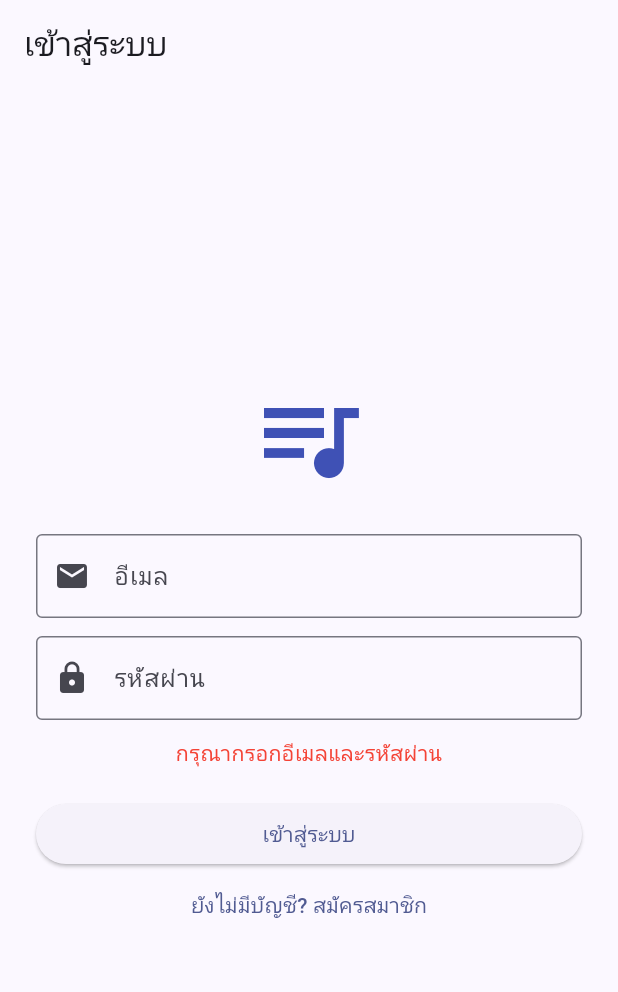
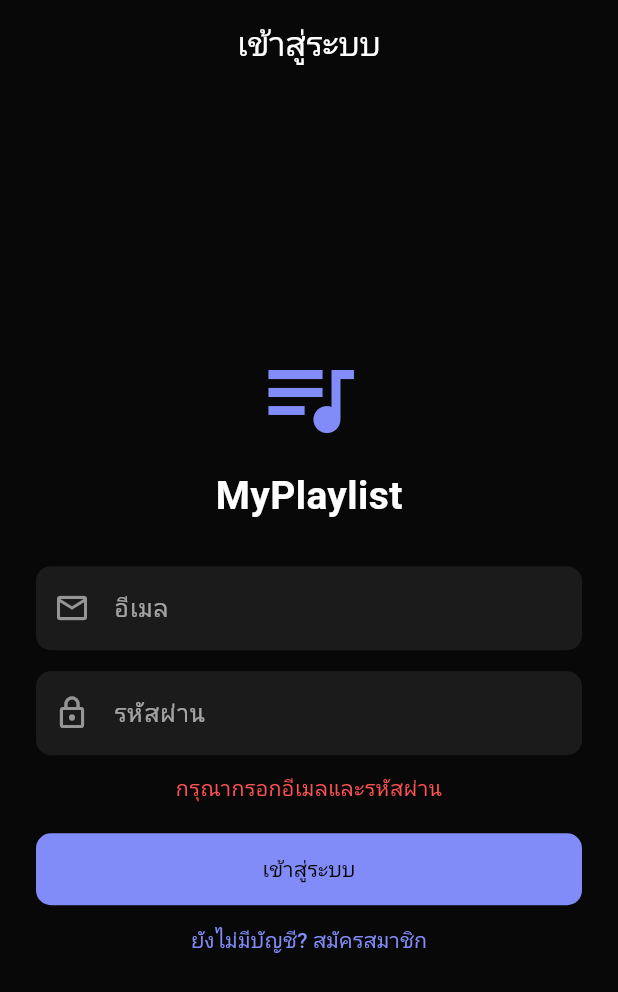
Before and after one commit to MOJOEA/Flutter-myapp, a Flutter app: the screen it shows after launch, after a tap on "เข้าสู่ระบบ", on a phone screen of 412 x 824 dp. Shown: the top 992 px of the screen. Run offline on Flutter 3.47's test engine with Material 3 defaults, Android fonts, the phone set to English and light mode, and no system bars; our stand-ins replace cloud_firestore, firebase_auth, firebase_core, firebase_storage, image_picker, sqflite; accounts and stored records are empty.

Commit message:
Update login_page.dart

```diff
--- a/my_playlist/lib/page/auth/login_page.dart
+++ b/my_playlist/lib/page/auth/login_page.dart
@@ -1,9 +1,7 @@
-
 import 'package:flutter/material.dart';
 import 'package:firebase_auth/firebase_auth.dart';
 import 'package:my_playlist/page/main_page.dart';
 
-// ตรวจสอบสถานะล็อกอินและนำทางไปยังหน้าที่เหมาะสม
 class AuthGate extends StatelessWidget {
   const AuthGate({super.key});
 
@@ -14,17 +12,14 @@ class AuthGate extends StatelessWidget {
       builder: (context, snapshot) {
         if (snapshot.connectionState == ConnectionState.waiting) {
           return const Scaffold(
+            backgroundColor: Color(0xFF080808),
             body: Center(
-              child: CircularProgressIndicator(),
+              child: CircularProgressIndicator(color: Color(0xFF818CF8)),
             ),
           );
         }
 
-        if (snapshot.hasData) {
-          return const MainPage();
-        }
-
-        return const LoginPage();
+        return snapshot.hasData ? const MainPage() : const LoginPage();
       },
     );
   }
@@ -46,6 +41,10 @@ class _LoginPageState extends State<LoginPage> {
   bool _isLogin = true;
   bool _loading = false;
   String _error = '';
+
+  final _background = const Color(0xFF080808);
+  final _surface = const Color(0xFF1B1B1B);
+  final _primary = const Color(0xFF818CF8);
 
   @override
   void dispose() {
@@ -113,17 +112,34 @@ class _LoginPageState extends State<LoginPage> {
       if (!mounted) return;
       setState(() => _error = 'เกิดข้อผิดพลาด: $e');
     } finally {
-      if (mounted) {
-        setState(() => _loading = false);
-      }
+      if (mounted) setState(() => _loading = false);
     }
   }
 
   @override
   Widget build(BuildContext context) {
+    final inputDecoration = InputDecoration(
+      filled: true,
+      fillColor: _surface,
+      border: OutlineInputBorder(
+        borderRadius: BorderRadius.circular(10),
+        borderSide: BorderSide.none,
+      ),
+      focusedBorder: OutlineInputBorder(
+        borderRadius: BorderRadius.circular(10),
+        borderSide: BorderSide(color: _primary),
+      ),
+      labelStyle: const TextStyle(color: Colors.white60),
+      prefixIconColor: Colors.white54,
+    );
+
     return Scaffold(
+      backgroundColor: _background,
       appBar: AppBar(
+        backgroundColor: _background,
+        foregroundColor: Colors.white,
         title: Text(_isLogin ? 'เข้าสู่ระบบ' : 'สมัครสมาชิก'),
+        centerTitle: true,
       ),
       body: Center(
         child: SingleChildScrollView(
@@ -133,36 +149,41 @@ class _LoginPageState extends State<LoginPage> {
             child: Column(
               mainAxisSize: MainAxisSize.min,
               children: [
-                const Icon(
-                  Icons.queue_music,
-                  size: 80,
-                  color: Colors.indigo,
+                Icon(Icons.queue_music, size: 72, color: _primary),
+                const SizedBox(height: 12),
+                const Text(
+                  'MyPlaylist',
+                  style: TextStyle(
+                    color: Colors.white,
+                    fontSize: 26,
+                    fontWeight: FontWeight.bold,
+                  ),
                 ),
-                const SizedBox(height: 24),
+                const SizedBox(height: 28),
                 TextField(
                   controller: _emailController,
                   keyboardType: TextInputType.emailAddress,
-                  decoration: const InputDecoration(
+                  style: const TextStyle(color: Colors.white),
+                  decoration: inputDecoration.copyWith(
                     labelText: 'อีเมล',
-                    border: OutlineInputBorder(),
-                    prefixIcon: Icon(Icons.email),
+                    prefixIcon: const Icon(Icons.email_outlined),
                   ),
                 ),
-                const SizedBox(height: 12),
+                const SizedBox(height: 14),
                 TextField(
                   controller: _passwordController,
                   obscureText: true,
-                  decoration: const InputDecoration(
+                  style: const TextStyle(color: Colors.white),
+                  decoration: inputDecoration.copyWith(
                     labelText: 'รหัสผ่าน',
-                    border: OutlineInputBorder(),
-                    prefixIcon: Icon(Icons.lock),
+                    prefixIcon: const Icon(Icons.lock_outline),
                   ),
                 ),
                 if (_error.isNotEmpty) ...[
                   const SizedBox(height: 12),
                   Text(
                     _error,
-                    style: const TextStyle(color: Colors.red),
+                    style: const TextStyle(color: Colors.redAccent),
                     textAlign: TextAlign.center,
                   ),
                 ],
@@ -171,24 +192,38 @@ class _LoginPageState extends State<LoginPage> {
                   width: double.infinity,
                   child: ElevatedButton(
                     onPressed: _loading ? null : _submit,
+                    style: ElevatedButton.styleFrom(
+                      backgroundColor: _primary,
+                      foregroundColor: Colors.black,
+                      padding: const EdgeInsets.symmetric(vertical: 14),
+                      shape: RoundedRectangleBorder(
+                        borderRadius: BorderRadius.circular(10),
+                      ),
+                    ),
                     child: _loading
-                        ? const CircularProgressIndicator()
+                        ? const SizedBox(
+                            width: 20,
+                            height: 20,
+                            child: CircularProgressIndicator(
+                              strokeWidth: 2,
+                              color: Colors.black,
+                            ),
+                          )
                         : Text(_isLogin ? 'เข้าสู่ระบบ' : 'สมัครสมาชิก'),
                   ),
                 ),
                 TextButton(
                   onPressed: _loading
                       ? null
-                      : () {
-                          setState(() {
+                      : () => setState(() {
                             _isLogin = !_isLogin;
                             _error = '';
-                          });
-                        },
+                          }),
                   child: Text(
                     _isLogin
                         ? 'ยังไม่มีบัญชี? สมัครสมาชิก'
                         : 'มีบัญชีแล้ว? เข้าสู่ระบบ',
+                    style: TextStyle(color: _primary),
                   ),
                 ),
               ],
```
